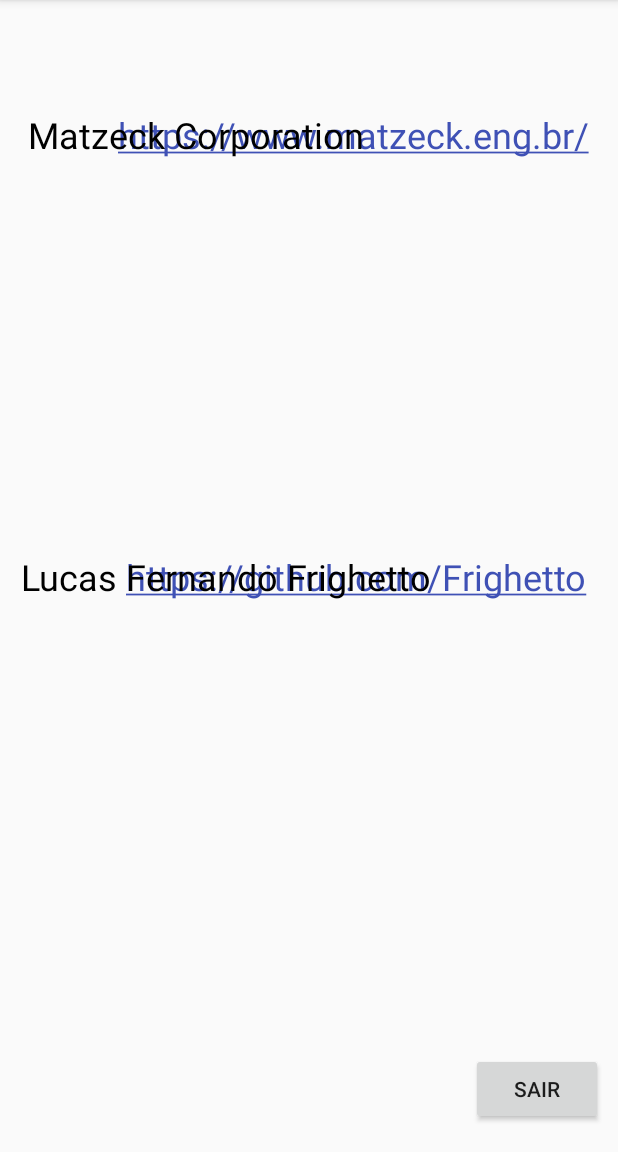
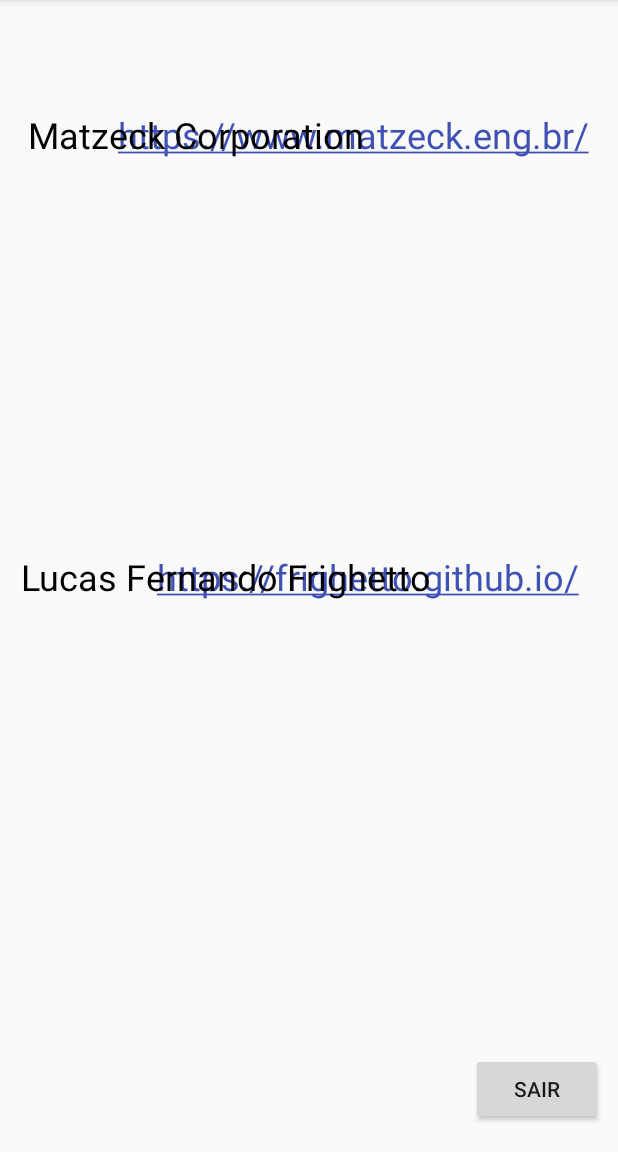
Before and after one commit to Frighetto/MyWine, an Android app: the SobreActivity screen opened directly, with no data from a screen before it, on a phone screen of 412 x 824 dp, the part 84-1236 px from its top. Run offline under Robolectric (Android 15) with nearby library versions, the phone set to English and light mode, and no system bars.

Commit message:
Update strings.xml

```diff
--- a/app/src/main/res/values/strings.xml
+++ b/app/src/main/res/values/strings.xml
@@ -11,7 +11,7 @@
     <string name="Coop1">Matzeck Corporation</string>
     <string name="Coop1_link">https://www.matzeck.eng.br/</string>
     <string name="Coop2">Lucas Fernando Frighetto</string>
-    <string name="Coop2_link">https://github.com/Frighetto</string>
+    <string name="Coop2_link">https://frighetto.github.io/</string>
     <string name="btn_menu_hamburger">☰</string>
     <string name="text_barcode">CODIGO DE BARRAS</string>
     <string name="text_country">PAÍS</string>
```
